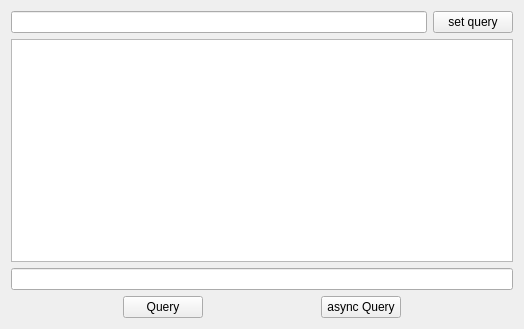
micjabbour/MSqlQuery, file widget.ui: the form before one commit.
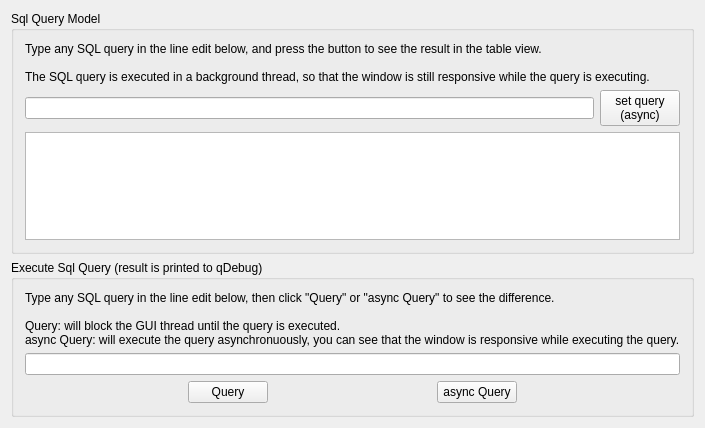
The form after the commit.

The edit to the form file:
```diff
--- a/widget.ui
+++ b/widget.ui
@@ -6,8 +6,8 @@
    <rect>
     <x>0</x>
     <y>0</y>
-    <width>524</width>
-    <height>329</height>
+    <width>638</width>
+    <height>428</height>
    </rect>
   </property>
   <property name="windowTitle">
@@ -15,7 +15,20 @@
   </property>
   <layout class="QVBoxLayout" name="verticalLayout_3">
    <item>
+    <widget class="QGroupBox" name="groupBox">
+     <property name="title">
+      <string>Sql Query Model</string>
+     </property>
     <layout class="QVBoxLayout" name="verticalLayout">
+      <item>
+       <widget class="QLabel" name="label">
+        <property name="text">
+         <string>Type any SQL query in the line edit below, and press the button to see the result in the table view.
+
+The SQL query is executed in a background thread, so that the window is still responsive while the query is executing.</string>
+        </property>
+       </widget>
+      </item>
      <item>
       <layout class="QHBoxLayout" name="horizontalLayout">
        <item>
@@ -24,7 +37,8 @@
        <item>
         <widget class="QPushButton" name="pushButton_3">
          <property name="text">
-          <string>set query</string>
+           <string>set query
+(async)</string>
          </property>
         </widget>
        </item>
@@ -34,9 +48,24 @@
       <widget class="QTableView" name="tableView"/>
      </item>
     </layout>
+    </widget>
    </item>
    <item>
+    <widget class="QGroupBox" name="groupBox_2">
+     <property name="title">
+      <string>Execute Sql Query (result is printed to qDebug)</string>
+     </property>
     <layout class="QVBoxLayout" name="verticalLayout_2">
+      <item>
+       <widget class="QLabel" name="label_2">
+        <property name="text">
+         <string>Type any SQL query in the line edit below, then click &quot;Query&quot; or &quot;async Query&quot; to see the difference.
+
+Query: will block the GUI thread until the query is executed.
+async Query: will execute the query asynchronuously, you can see that the window is responsive while executing the query.</string>
+        </property>
+       </widget>
+      </item>
      <item>
       <widget class="QLineEdit" name="lineEdit"/>
      </item>
@@ -98,6 +127,7 @@
       </layout>
      </item>
     </layout>
+    </widget>
    </item>
   </layout>
  </widget>
```
Left out of the diff: 6 changed lines with no effect on the pictures. Lines whose indentation alone changed are shown as unchanged.
